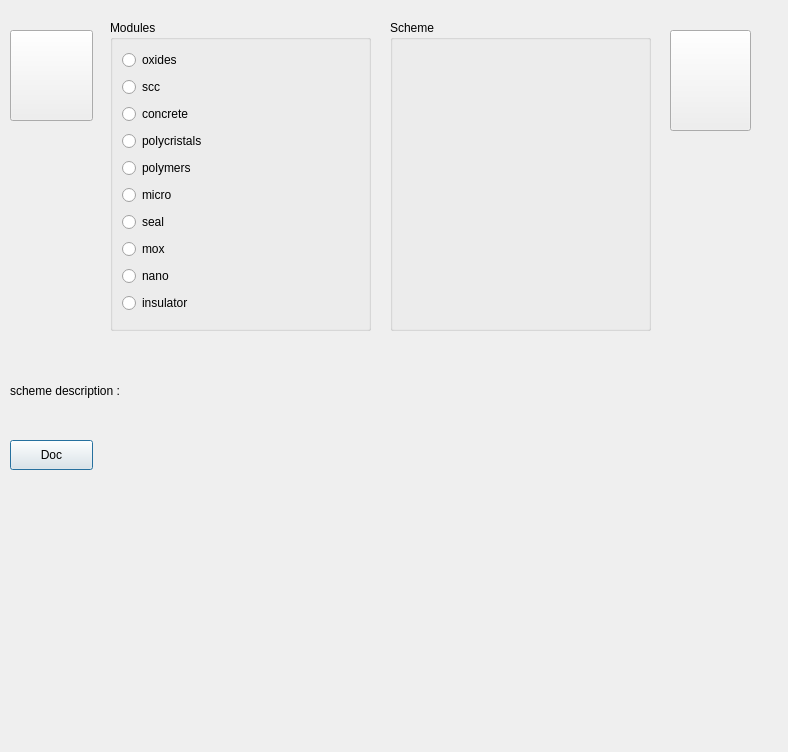
This is UiQT4/desChoixMap.ui in SalomePlatform/eficas_tools as Qt 5 draws it before an edit. The edited form follows.
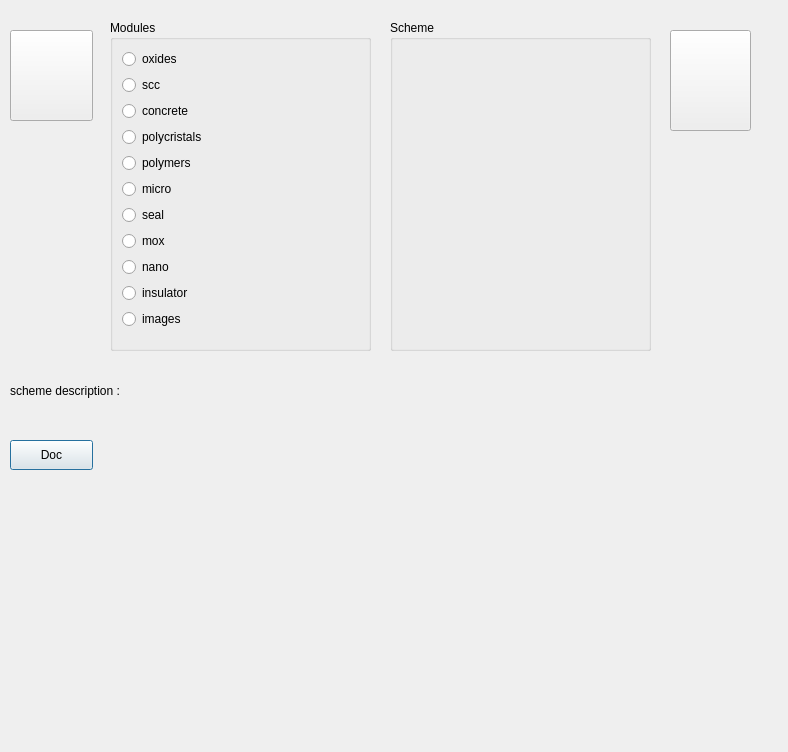
This is the edited form. Icons and pictures are not drawn.

The edit to the form file:
```diff
--- a/UiQT4/desChoixMap.ui
+++ b/UiQT4/desChoixMap.ui
@@ -90,7 +90,7 @@
      <x>390</x>
      <y>20</y>
      <width>261</width>
-     <height>311</height>
+     <height>331</height>
     </rect>
    </property>
    <property name="title" >
@@ -103,7 +103,7 @@
      <x>110</x>
      <y>20</y>
      <width>261</width>
-     <height>311</height>
+     <height>331</height>
     </rect>
    </property>
    <property name="title" >
@@ -180,6 +180,13 @@
       </property>
      </widget>
     </item>
+    <item>
+     <widget class="QRadioButton" name="RBM11" >
+      <property name="text" >
+       <string>images</string>
+      </property>
+     </widget>
+    </item>
    </layout>
   </widget>
   <widget class="QLabel" name="labelScheme" >
```
